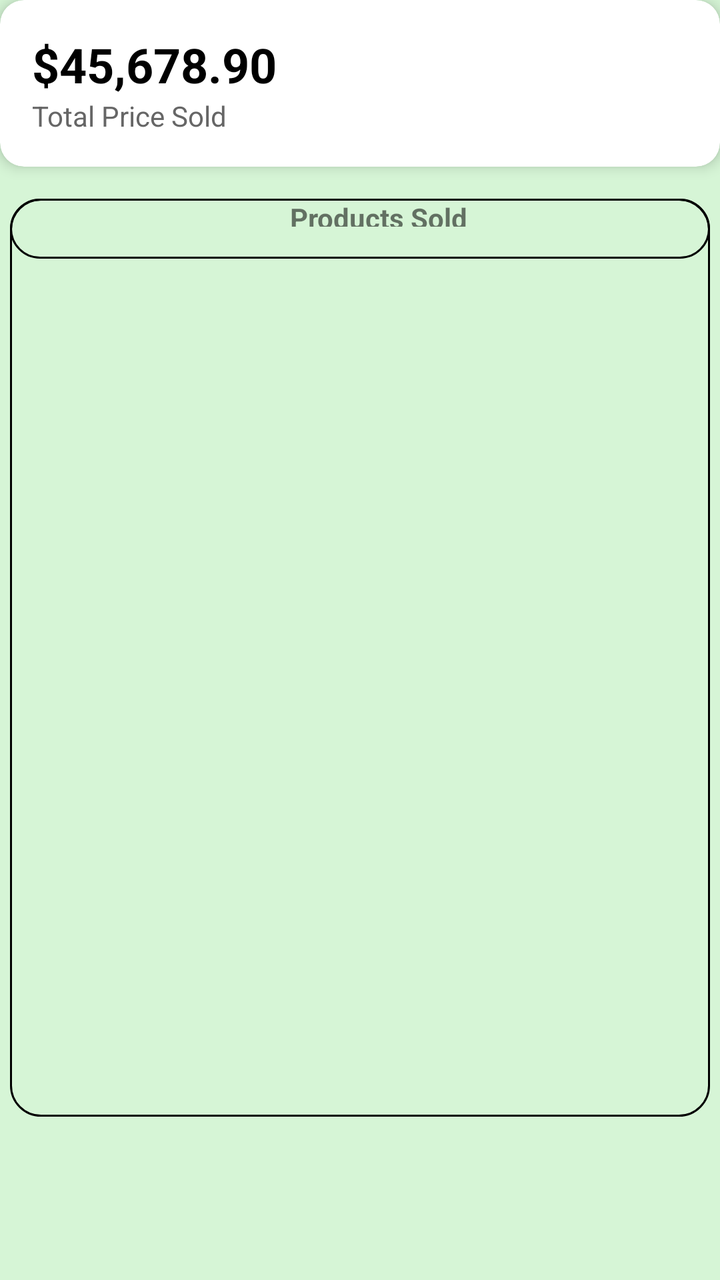
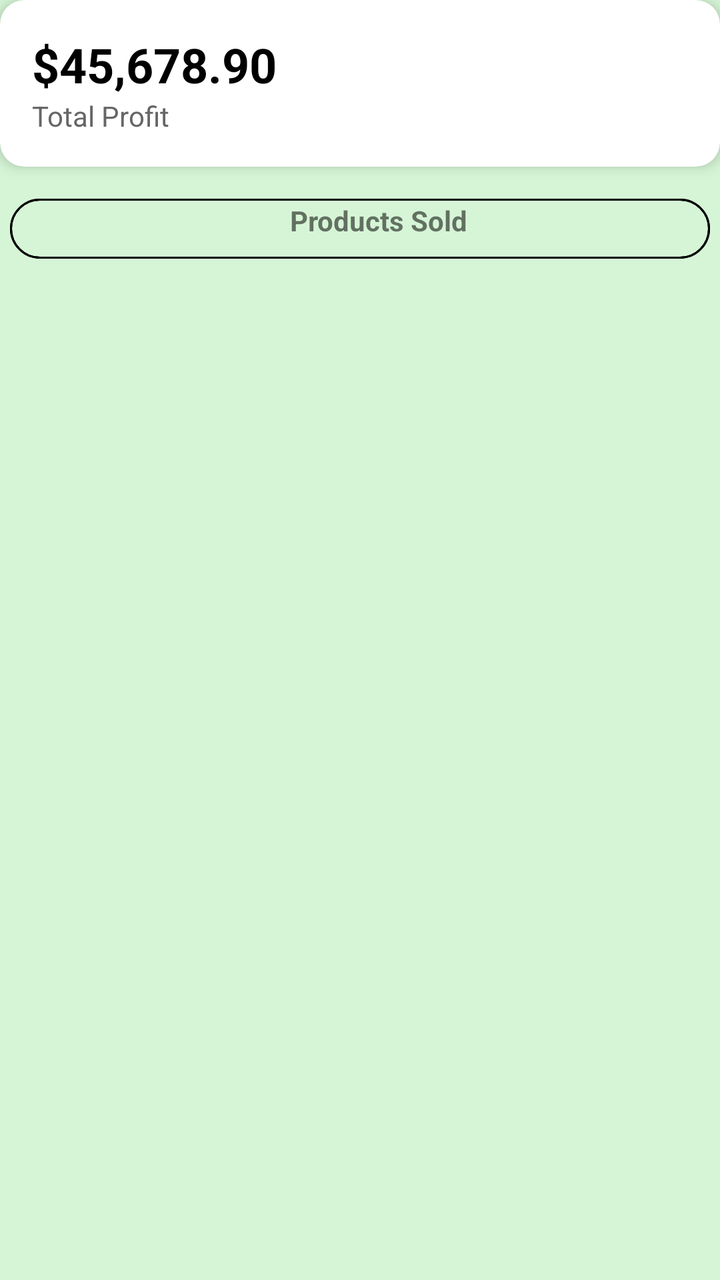

Screens rendered from an Android XML layout before and after an edit, with the pre-edit source and the edit as a unified diff.
<!-- AndroidManifest.xml: application theme Theme.MyApp -->
<!-- res/layout/dashboard.xml -->
<LinearLayout xmlns:android="http://schemas.android.com/apk/res/android"
    xmlns:card_view="http://schemas.android.com/apk/res-auto"
    xmlns:tools="http://schemas.android.com/tools"
    android:layout_width="match_parent"
    android:layout_height="match_parent"
    xmlns:app="http://schemas.android.com/apk/res-auto"
    android:orientation="vertical"
    android:background="#D6F5D6"
    >

    
    <androidx.cardview.widget.CardView
        android:layout_width="match_parent"
        android:layout_height="wrap_content"
        card_view:cardCornerRadius="12dp"
        card_view:cardElevation="4dp"
        android:layout_marginBottom="16dp">

        <LinearLayout
            android:layout_width="match_parent"
            android:layout_height="wrap_content"
            android:orientation="vertical"
            android:padding="16dp">

            <TextView
                android:id="@+id/Sales_Profit"
                android:layout_width="wrap_content"
                android:layout_height="wrap_content"
                android:text="$45,678.90"
                android:textSize="24sp"
                android:textStyle="bold"
                android:textColor="#000" />

            <TextView
                android:id="@+id/tvSubtitle"
                android:layout_width="wrap_content"
                android:layout_height="wrap_content"
                android:text="Total Price Sold"
                android:textSize="14sp"
                android:textColor="#666" />
        </LinearLayout>
    </androidx.cardview.widget.CardView>

    
    <LinearLayout
        android:layout_width="match_parent"
        android:layout_height="wrap_content"
        android:orientation="horizontal"
        android:weightSum="2"
        android:layout_marginBottom="12dp">

        

        

        



        <LinearLayout
            android:layout_width="match_parent"
            android:layout_height="wrap_content"
            android:layout_marginLeft="5dp"
            android:layout_marginRight="5dp"
            android:layout_weight="1"
            android:background="@drawable/rounded_corner"
            android:orientation="vertical">
            <LinearLayout
                android:layout_width="match_parent"
                android:layout_height="30dp"
                android:paddingBottom="8dp"
                android:background="@drawable/rounded_corner">
                <TextView
                    android:layout_width="166dp"
                    android:layout_height="wrap_content"
                    android:layout_gravity="center"
                    android:layout_marginLeft="140dp"
                    android:paddingBottom="8dp"
                    android:text="Products Sold"
                    android:textStyle="bold" />
            </LinearLayout>


            <androidx.recyclerview.widget.RecyclerView
                android:id="@+id/recyclerSold"
                android:layout_width="411dp"
                android:layout_height="429dp"
                android:contentDescription="@string/invalid_password" />
        </LinearLayout>

        <LinearLayout
            android:layout_width="0dp"
            android:layout_height="wrap_content"
            android:layout_weight="1"
            android:background="@drawable/rounded_corner"
            android:orientation="vertical"/>
    </LinearLayout>

    

</LinearLayout>
<!-- resources referenced by this layout -->
<resources>
  <!-- drawable rounded_corner (drawable) -->
  <?xml version="1.0" encoding="utf-8"?>
  <shape xmlns:android="http://schemas.android.com/apk/res/android"
      android:shape="rectangle">
      <corners android:radius="15dp"/>
      <stroke android:width="1dip" android:color="@color/black" />
  
  </shape>
  <string name="invalid_password">Password must be &gt;5 characters</string>
  <style name="Theme.MyApp" parent="Theme.AppCompat.Light.NoActionBar">
  
      </style>
  <color name="black">#FF000000</color>
</resources>

<!-- the commit's change to res/layout/dashboard.xml (unified diff, before → after) -->
@@ -35,7 +35,7 @@
                 android:id="@+id/tvSubtitle"
                 android:layout_width="wrap_content"
                 android:layout_height="wrap_content"
-                android:text="Total Price Sold"
+                android:text="Total Profit"
                 android:textSize="14sp"
                 android:textColor="#666" />
         </LinearLayout>
@@ -75,7 +75,6 @@
                     android:layout_height="wrap_content"
                     android:layout_gravity="center"
                     android:layout_marginLeft="140dp"
-                    android:paddingBottom="8dp"
                     android:text="Products Sold"
                     android:textStyle="bold" />
             </LinearLayout>
@@ -83,8 +82,8 @@
 
             <androidx.recyclerview.widget.RecyclerView
                 android:id="@+id/recyclerSold"
-                android:layout_width="411dp"
-                android:layout_height="429dp"
+                android:layout_width="match_parent"
+                android:layout_height="wrap_content"
                 android:contentDescription="@string/invalid_password" />
         </LinearLayout>
 
